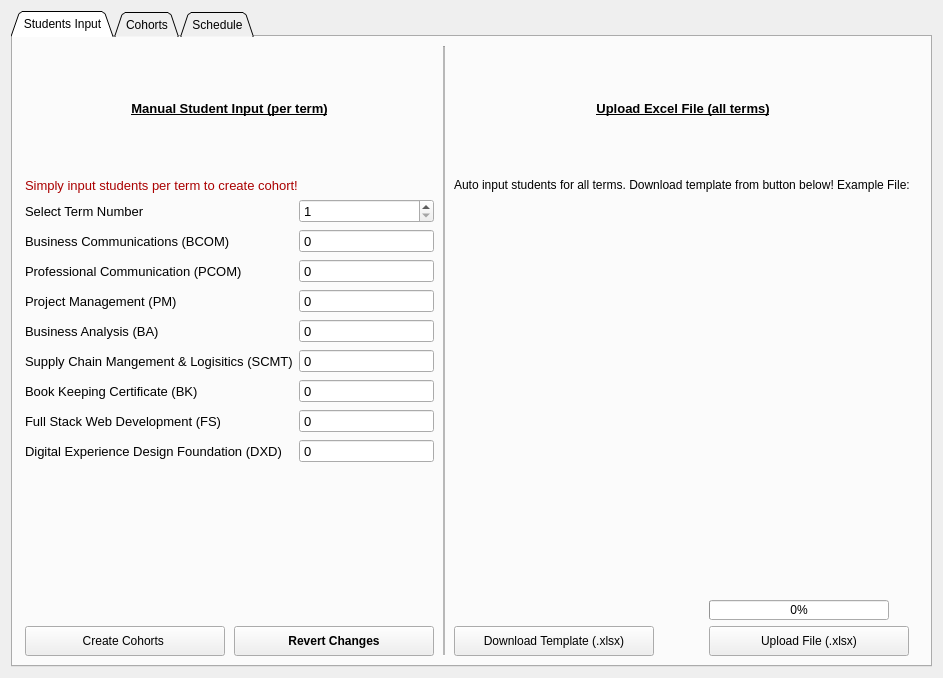
Above: MainWindow.ui from fahad-ali1/CMPT-395-Class-Scheduler before the change. Below: the same form after it.
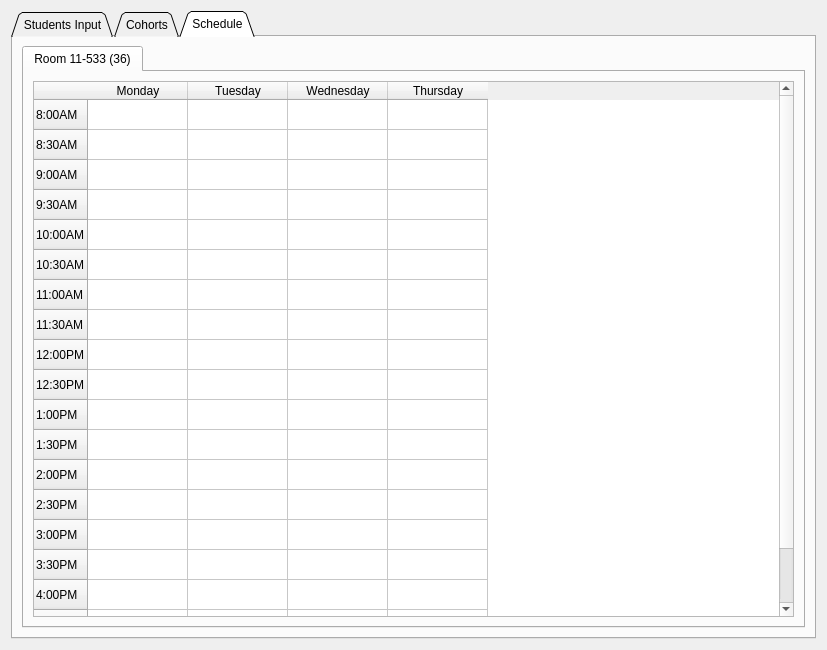
That is the form after the change. The open tabs and pages were chosen to show the change. Icons and pictures are not drawn.

Commit message: Add schedule tab

```diff
--- a/MainWindow.ui
+++ b/MainWindow.ui
@@ -9,8 +9,8 @@
    <rect>
     <x>0</x>
     <y>0</y>
-    <width>943</width>
-    <height>678</height>
+    <width>827</width>
+    <height>650</height>
    </rect>
   </property>
   <property name="sizePolicy">
@@ -931,10 +931,145 @@
        </item>
       </layout>
      </widget>
-     <widget class="QWidget" name="Schedules">
+     <widget class="QWidget" name="SchedulesTab">
       <attribute name="title">
        <string>Schedule</string>
       </attribute>
+      <layout class="QGridLayout" name="gridLayout">
+       <item row="0" column="0">
+        <widget class="QTabWidget" name="Schedules">
+         <property name="currentIndex">
+          <number>0</number>
+         </property>
+         <widget class="QWidget" name="room1">
+          <attribute name="title">
+           <string>Room 11-533 (36)</string>
+          </attribute>
+          <layout class="QGridLayout" name="gridLayout_6">
+           <item row="0" column="0">
+            <widget class="QTableWidget" name="room1schedule">
+             <row>
+              <property name="text">
+               <string>8:00AM</string>
+              </property>
+             </row>
+             <row>
+              <property name="text">
+               <string>8:30AM</string>
+              </property>
+             </row>
+             <row>
+              <property name="text">
+               <string>9:00AM</string>
+              </property>
+             </row>
+             <row>
+              <property name="text">
+               <string>9:30AM</string>
+              </property>
+             </row>
+             <row>
+              <property name="text">
+               <string>10:00AM</string>
+              </property>
+             </row>
+             <row>
+              <property name="text">
+               <string>10:30AM</string>
+              </property>
+             </row>
+             <row>
+              <property name="text">
+               <string>11:00AM</string>
+              </property>
+             </row>
+             <row>
+              <property name="text">
+               <string>11:30AM</string>
+              </property>
+             </row>
+             <row>
+              <property name="text">
+               <string>12:00PM</string>
+              </property>
+             </row>
+             <row>
+              <property name="text">
+               <string>12:30PM</string>
+              </property>
+             </row>
+             <row>
+              <property name="text">
+               <string>1:00PM</string>
+              </property>
+             </row>
+             <row>
+              <property name="text">
+               <string>1:30PM</string>
+              </property>
+             </row>
+             <row>
+              <property name="text">
+               <string>2:00PM</string>
+              </property>
+             </row>
+             <row>
+              <property name="text">
+               <string>2:30PM</string>
+              </property>
+             </row>
+             <row>
+              <property name="text">
+               <string>3:00PM</string>
+              </property>
+             </row>
+             <row>
+              <property name="text">
+               <string>3:30PM</string>
+              </property>
+             </row>
+             <row>
+              <property name="text">
+               <string>4:00PM</string>
+              </property>
+             </row>
+             <row>
+              <property name="text">
+               <string>4:30PM</string>
+              </property>
+             </row>
+             <row>
+              <property name="text">
+               <string>5:00PM</string>
+              </property>
+             </row>
+             <column>
+              <property name="text">
+               <string>Monday</string>
+              </property>
+             </column>
+             <column>
+              <property name="text">
+               <string>Tuesday</string>
+              </property>
+             </column>
+             <column>
+              <property name="text">
+               <string>Wednesday</string>
+              </property>
+             </column>
+             <column>
+              <property name="text">
+               <string>Thursday</string>
+              </property>
+             </column>
+            </widget>
+           </item>
+          </layout>
+         </widget>
+        </widget>
+       </item>
+      </layout>
      </widget>
     </widget>
    </item>
```
